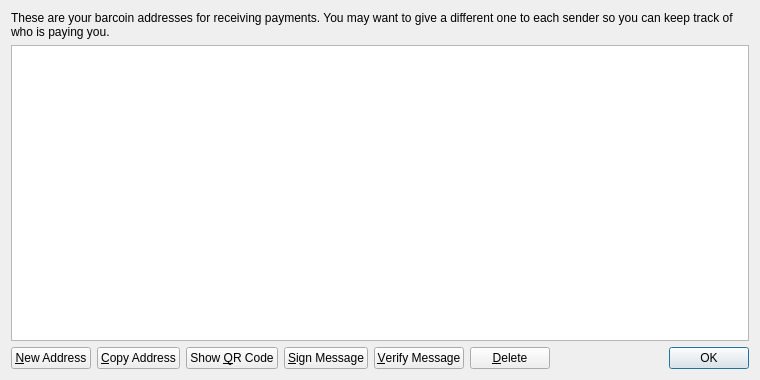
Before: the Qt Designer form src/qt/forms/addressbookpage.ui in gamecash-project/gamecashmk, drawn with Qt 5.
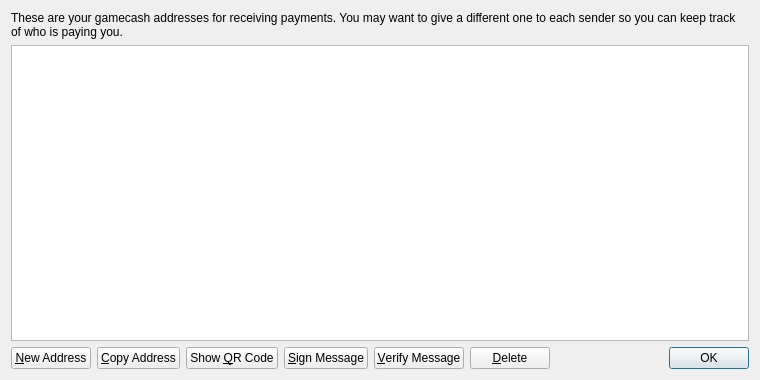
After: the same form once the commit is applied. Icons and pictures are not drawn.

Diff of the .ui file:
```diff
--- a/src/qt/forms/addressbookpage.ui
+++ b/src/qt/forms/addressbookpage.ui
@@ -17,7 +17,7 @@
    <item>
     <widget class="QLabel" name="labelExplanation">
      <property name="text">
-      <string>These are your barcoin addresses for receiving payments. You may want to give a different one to each sender so you can keep track of who is paying you.</string>
+      <string>These are your gamecash addresses for receiving payments. You may want to give a different one to each sender so you can keep track of who is paying you.</string>
      </property>
      <property name="textFormat">
       <enum>Qt::PlainText</enum>
```
